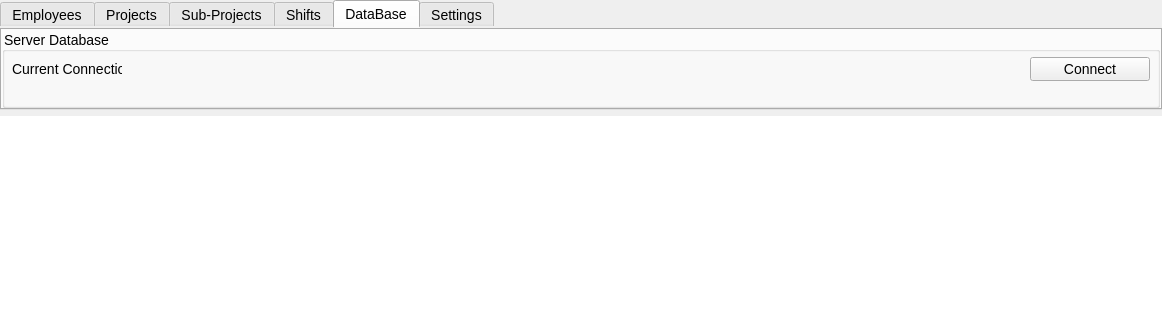
Before: the Qt Designer form Source/Time Track/mainform.ui in joshuawootonn/time-track, drawn with Qt 5; both pictures show x 0 to 1162 and y 0 to 320 of the 1162 by 744 pixel window.
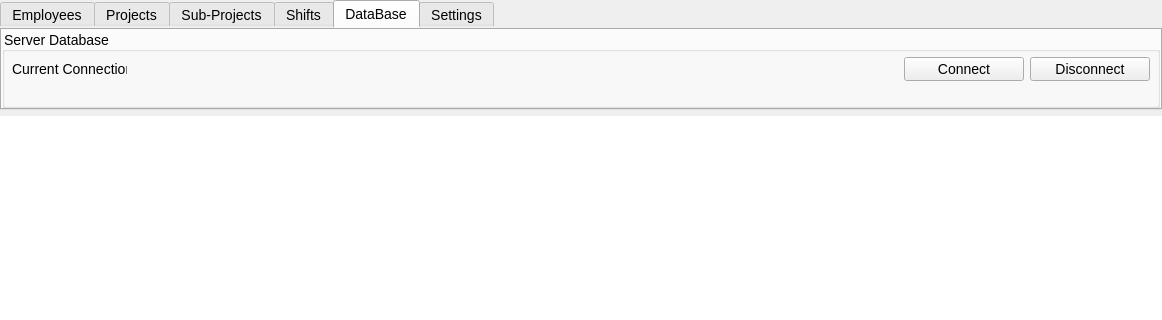
After: the same form once the commit is applied. The open tabs and pages were chosen to show the change.

```diff
--- a/Source/Time Track/mainform.ui
+++ b/Source/Time Track/mainform.ui
@@ -1074,7 +1074,7 @@
                <widget class="QLabel" name="label_6">
                 <property name="maximumSize">
                  <size>
-                  <width>110</width>
+                  <width>115</width>
                   <height>16777215</height>
                  </size>
                 </property>
@@ -1083,6 +1083,19 @@
                 </property>
                </widget>
               </item>
+              <item row="0" column="3">
+               <widget class="QPushButton" name="DataBaseDisconnect">
+                <property name="maximumSize">
+                 <size>
+                  <width>120</width>
+                  <height>16777215</height>
+                 </size>
+                </property>
+                <property name="text">
+                 <string>Disconnect</string>
+                </property>
+               </widget>
+              </item>
              </layout>
             </widget>
            </item>
```
Left out of the diff: 11 changed lines with no effect on the pictures.
